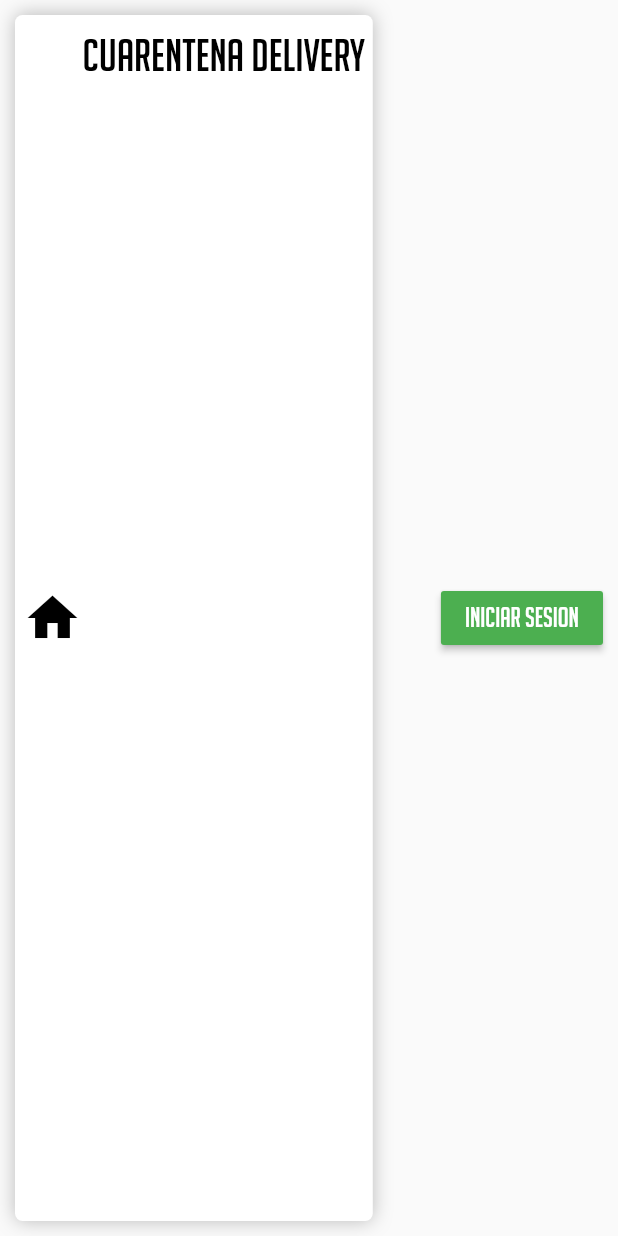
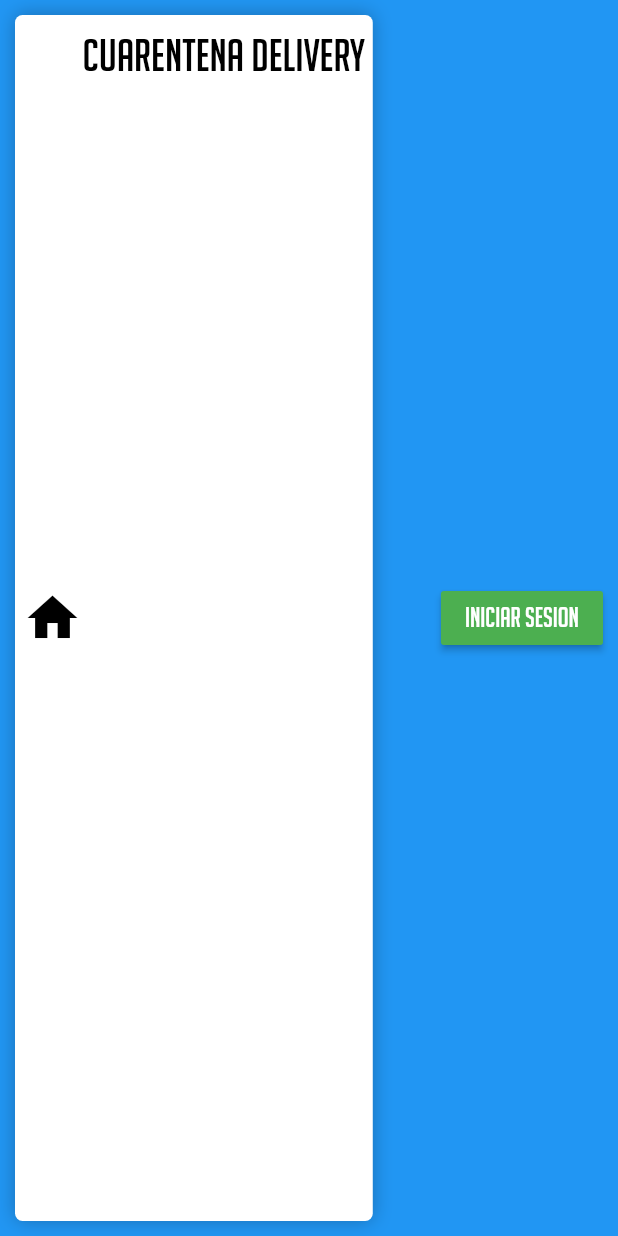
Before and after one commit to asistenciasimpleapps/cuarentenadelivery, a Flutter app: the HeaderAppBar widget shown alone on an empty page, opened directly, on a phone screen of 412 x 824 dp. Run offline on Flutter 3.47's test engine with Material 2 defaults, Android fonts, the phone set to English and light mode, and no system bars; our stand-ins replace firebase_auth, rxdart; missing offline and left inert: generic_bloc_provider; accounts and stored records are empty.

Commit message:
HeaderAppBar ahora esta en elevacion y es permanente en pantalla

```diff
--- a/lib/Producto/ui/widgets/categorias_display.dart
+++ b/lib/Producto/ui/widgets/categorias_display.dart
@@ -97,9 +97,8 @@ class _CategoriasDisplayState extends State<CategoriasDisplay> {
         child: Stack(
           fit: StackFit.expand,
           children: [
-            FadeInImage(
+            Image(
                 fit: BoxFit.cover,
-                placeholder: AssetImage("img/no-image.png"),
                 image: NetworkImage(categoria.urlImage)
             ),
             Container(
--- a/lib/widgets/header_app_bar.dart
+++ b/lib/widgets/header_app_bar.dart
@@ -15,7 +15,19 @@ class HeaderAppBar extends StatelessWidget {
 
     _screenSize = MediaQuery.of(context).size;
 
-    return Row(
+    return Container(
+      decoration: BoxDecoration(
+        color: Colors.blue,
+        boxShadow: [
+          BoxShadow(
+            color: Colors.black26,
+            blurRadius: 10,
+            offset: Offset(0,1),
+            spreadRadius: 5
+          )
+        ]
+      ),
+      child: Row(
           mainAxisAlignment: MainAxisAlignment.spaceBetween,
           children: [
             ButtonWhite(
@@ -24,6 +36,7 @@ class HeaderAppBar extends StatelessWidget {
             ),
             loginButton(sesion)
           ],
+      ),
     );
   }
 
```
Also changed, not shown: lib/Producto/ui/screens/home_screen.dart (+8 -5 lines), lib/Producto/ui/widgets/promo_bar.dart (+17 -2 lines). Lines whose indentation alone changed are shown as unchanged.
